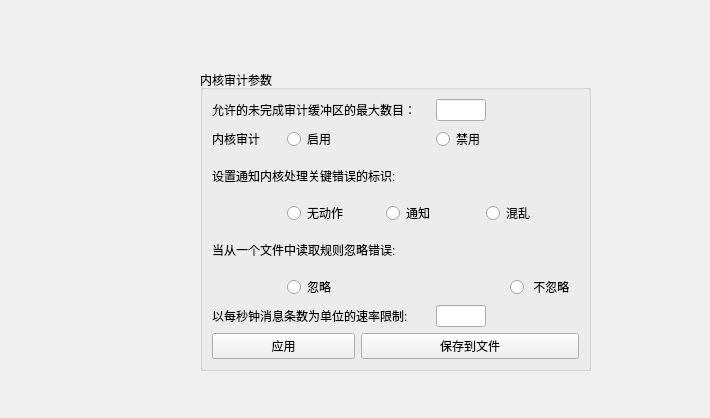
The window that AUD/audkernrulepage.ui (liuyufeng509/SecCenter) describes before a commit, drawn with Qt 5.
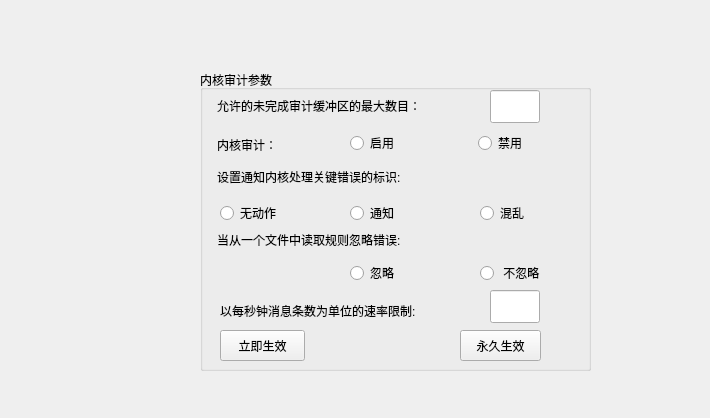
The same window after the commit.

Patch:
```diff
--- a/AUD/audkernrulepage.ui
+++ b/AUD/audkernrulepage.ui
@@ -31,16 +31,28 @@
    <property name="title">
     <string>内核审计参数</string>
    </property>
-   <layout class="QGridLayout" name="gridLayout_5">
-    <item row="0" column="0" colspan="3">
      <widget class="QLabel" name="label_6">
+    <property name="geometry">
+     <rect>
+      <x>17</x>
+      <y>25</y>
+      <width>255</width>
+      <height>21</height>
+     </rect>
+    </property>
       <property name="text">
        <string>允许的未完成审计缓冲区的最大数目：</string>
       </property>
      </widget>
-    </item>
-    <item row="0" column="3" colspan="2">
      <widget class="QLineEdit" name="max_noaud_buf_lineEdit">
+    <property name="geometry">
+     <rect>
+      <x>290</x>
+      <y>20</y>
+      <width>50</width>
+      <height>33</height>
+     </rect>
+    </property>
       <property name="maximumSize">
        <size>
         <width>50</width>
@@ -48,90 +60,119 @@
        </size>
       </property>
      </widget>
-    </item>
-    <item row="1" column="0">
      <widget class="QLabel" name="label_7">
+    <property name="geometry">
+     <rect>
+      <x>17</x>
+      <y>64</y>
+      <width>81</width>
+      <height>21</height>
+     </rect>
+    </property>
       <property name="text">
-       <string>内核审计</string>
-      </property>
-     </widget>
-    </item>
-    <item row="1" column="1">
+     <string>内核审计：</string>
+    </property>
+   </widget>
      <widget class="QRadioButton" name="enable_radioButton">
+    <property name="geometry">
+     <rect>
+      <x>150</x>
+      <y>60</y>
+      <width>59</width>
+      <height>26</height>
+     </rect>
+    </property>
       <property name="text">
        <string>启用</string>
       </property>
      </widget>
-    </item>
-    <item row="1" column="3" colspan="2">
      <widget class="QRadioButton" name="disable_radioButton">
+    <property name="geometry">
+     <rect>
+      <x>278</x>
+      <y>60</y>
+      <width>59</width>
+      <height>26</height>
+     </rect>
+    </property>
       <property name="text">
        <string>禁用</string>
       </property>
      </widget>
-    </item>
-    <item row="2" column="0" colspan="3">
      <widget class="QLabel" name="label_3">
+    <property name="geometry">
+     <rect>
+      <x>17</x>
+      <y>96</y>
+      <width>233</width>
+      <height>21</height>
+     </rect>
+    </property>
       <property name="text">
        <string>设置通知内核处理关键错误的标识: </string>
       </property>
      </widget>
-    </item>
-    <item row="3" column="1" colspan="4">
-     <layout class="QHBoxLayout" name="horizontalLayout_16">
-      <item>
-       <widget class="QRadioButton" name="silent_radioButton">
-        <property name="text">
-         <string>无动作</string>
-        </property>
-       </widget>
-      </item>
-      <item>
-       <widget class="QRadioButton" name="printk_radioButton">
-        <property name="text">
-         <string>通知</string>
-        </property>
-       </widget>
-      </item>
-      <item>
-       <widget class="QRadioButton" name="panic_radioButton">
-        <property name="text">
-         <string>混乱</string>
-        </property>
-       </widget>
-      </item>
-     </layout>
-    </item>
-    <item row="4" column="0" colspan="4">
      <widget class="QLabel" name="label_4">
+    <property name="geometry">
+     <rect>
+      <x>17</x>
+      <y>159</y>
+      <width>229</width>
+      <height>21</height>
+     </rect>
+    </property>
       <property name="text">
        <string>当从一个文件中读取规则忽略错误:</string>
       </property>
      </widget>
-    </item>
-    <item row="5" column="1">
      <widget class="QRadioButton" name="audctl_i_radioButton">
+    <property name="geometry">
+     <rect>
+      <x>150</x>
+      <y>190</y>
+      <width>59</width>
+      <height>26</height>
+     </rect>
+    </property>
       <property name="text">
        <string>忽略</string>
       </property>
      </widget>
-    </item>
-    <item row="5" column="4">
      <widget class="QRadioButton" name="audctl_c_radioButton">
+    <property name="geometry">
+     <rect>
+      <x>280</x>
+      <y>190</y>
+      <width>78</width>
+      <height>26</height>
+     </rect>
+    </property>
       <property name="text">
        <string> 不忽略</string>
       </property>
      </widget>
-    </item>
-    <item row="6" column="0" colspan="3">
      <widget class="QLabel" name="label_5">
+    <property name="geometry">
+     <rect>
+      <x>20</x>
+      <y>230</y>
+      <width>244</width>
+      <height>21</height>
+     </rect>
+    </property>
       <property name="text">
        <string>以每秒钟消息条数为单位的速率限制:</string>
       </property>
      </widget>
-    </item>
-    <item row="6" column="3" colspan="2">
      <widget class="QLineEdit" name="rate_limit_lineEdit">
+    <property name="geometry">
+     <rect>
+      <x>290</x>
+      <y>220</y>
+      <width>50</width>
+      <height>33</height>
+     </rect>
+    </property>
       <property name="maximumSize">
        <size>
         <width>50</width>
@@ -139,22 +180,71 @@
        </size>
       </property>
      </widget>
-    </item>
-    <item row="7" column="0" colspan="2">
      <widget class="QPushButton" name="apl_kern_paramButton">
+    <property name="geometry">
+     <rect>
+      <x>20</x>
+      <y>260</y>
+      <width>85</width>
+      <height>31</height>
+     </rect>
+    </property>
       <property name="text">
-       <string>应用</string>
-      </property>
-     </widget>
-    </item>
-    <item row="7" column="2" colspan="3">
+     <string>立即生效</string>
+    </property>
+   </widget>
      <widget class="QPushButton" name="ker_aud_param_saveButton">
+    <property name="geometry">
+     <rect>
+      <x>260</x>
+      <y>260</y>
+      <width>81</width>
+      <height>31</height>
+     </rect>
+    </property>
       <property name="text">
-       <string>保存到文件</string>
-      </property>
-     </widget>
-    </item>
-   </layout>
+     <string>永久生效</string>
+    </property>
+   </widget>
+   <widget class="QRadioButton" name="silent_radioButton">
+    <property name="geometry">
+     <rect>
+      <x>20</x>
+      <y>130</y>
+      <width>74</width>
+      <height>26</height>
+     </rect>
+    </property>
+    <property name="text">
+     <string>无动作</string>
+    </property>
+   </widget>
+   <widget class="QRadioButton" name="printk_radioButton">
+    <property name="geometry">
+     <rect>
+      <x>150</x>
+      <y>130</y>
+      <width>59</width>
+      <height>26</height>
+     </rect>
+    </property>
+    <property name="text">
+     <string>通知</string>
+    </property>
+   </widget>
+   <widget class="QRadioButton" name="panic_radioButton">
+    <property name="geometry">
+     <rect>
+      <x>280</x>
+      <y>130</y>
+      <width>59</width>
+      <height>26</height>
+     </rect>
+    </property>
+    <property name="text">
+     <string>混乱</string>
+    </property>
+   </widget>
   </widget>
  </widget>
  <resources/>
```
Lines whose indentation alone changed are shown as unchanged.
